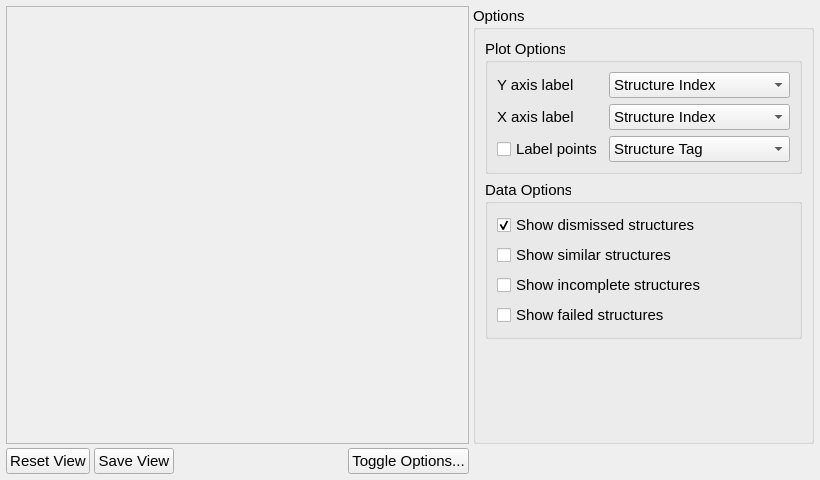
Old version of the form src/xtalopt/gui/tab_plot.ui in the repository xtalopt/XtalOpt.
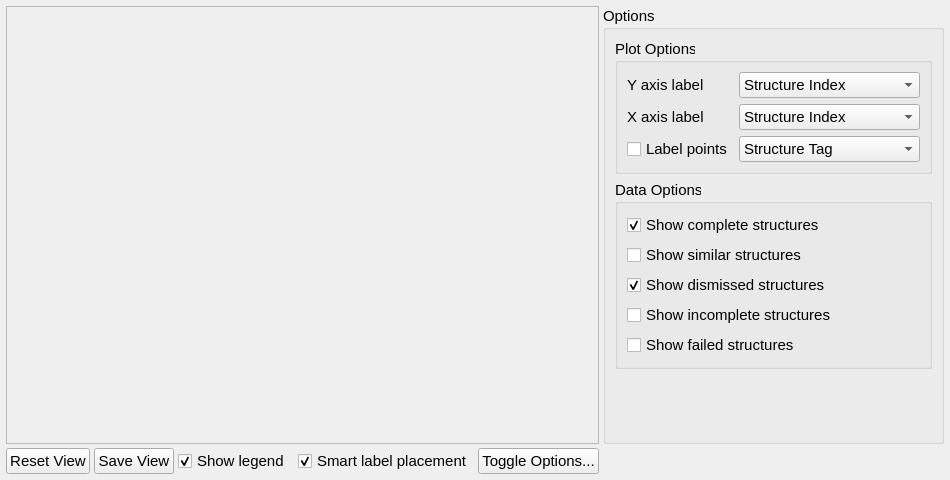
New version of the form. Custom widgets are drawn as their Qt base class.

Diff of the .ui file:
```diff
--- a/src/xtalopt/gui/tab_plot.ui
+++ b/src/xtalopt/gui/tab_plot.ui
@@ -25,20 +25,24 @@
    <property name="spacing">
     <number>4</number>
    </property>
-   <item row="1" column="2">
-    <spacer name="horizontalSpacer_3">
-     <property name="orientation">
-      <enum>Qt::Horizontal</enum>
-     </property>
-     <property name="sizeHint" stdset="0">
-      <size>
-       <width>20</width>
-       <height>24</height>
-      </size>
-     </property>
-    </spacer>
-   </item>
-   <item row="1" column="1">
+   <item row="1" column="0" colspan="4">
+    <layout class="QHBoxLayout" name="bottomLayout">
+     <item>
+      <widget class="QPushButton" name="push_refresh">
+       <property name="font">
+        <font>
+         <pointsize>11</pointsize>
+        </font>
+       </property>
+       <property name="focusPolicy">
+        <enum>Qt::StrongFocus</enum>
+       </property>
+       <property name="text">
+        <string>Reset View</string>
+       </property>
+      </widget>
+     </item>
+     <item>
     <widget class="QPushButton" name="push_savePlot">
      <property name="font">
       <font>
@@ -53,7 +57,79 @@
      </property>
     </widget>
    </item>
-   <item row="1" column="3">
+     <item>
+      <spacer name="horizontalSpacer">
+       <property name="orientation">
+        <enum>Qt::Horizontal</enum>
+       </property>
+       <property name="sizeHint" stdset="0">
+        <size>
+         <width>0</width>
+         <height>20</height>
+        </size>
+       </property>
+      </spacer>
+     </item>
+     <item>
+      <widget class="QCheckBox" name="cb_showLegend">
+       <property name="font">
+        <font>
+         <pointsize>11</pointsize>
+        </font>
+       </property>
+       <property name="text">
+        <string>Show legend</string>
+       </property>
+       <property name="checked">
+        <bool>true</bool>
+       </property>
+     </widget>
+     </item>
+     <item>
+      <spacer name="legendLabelSpacer">
+       <property name="orientation">
+        <enum>Qt::Horizontal</enum>
+       </property>
+       <property name="sizeType">
+        <enum>QSizePolicy::Fixed</enum>
+       </property>
+       <property name="sizeHint" stdset="0">
+        <size>
+         <width>4</width>
+         <height>20</height>
+        </size>
+       </property>
+      </spacer>
+     </item>
+     <item>
+      <widget class="QCheckBox" name="cb_smartLabelPlacement">
+       <property name="font">
+        <font>
+         <pointsize>11</pointsize>
+        </font>
+       </property>
+       <property name="text">
+        <string>Smart label placement</string>
+       </property>
+       <property name="checked">
+        <bool>true</bool>
+       </property>
+      </widget>
+     </item>
+     <item>
+      <spacer name="horizontalSpacer_2">
+       <property name="orientation">
+        <enum>Qt::Horizontal</enum>
+       </property>
+       <property name="sizeHint" stdset="0">
+        <size>
+         <width>0</width>
+         <height>20</height>
+        </size>
+       </property>
+      </spacer>
+     </item>
+     <item>
     <widget class="QPushButton" name="pushButton">
      <property name="font">
       <font>
@@ -74,6 +150,8 @@
      </property>
     </widget>
    </item>
+    </layout>
+   </item>
    <item row="0" column="4">
     <widget class="QGroupBox" name="groupBox">
      <property name="font">
@@ -420,7 +498,7 @@
         </property>
         <layout class="QGridLayout" name="gridLayout_4">
          <item row="0" column="0">
-          <widget class="QCheckBox" name="cb_showDismissed">
+          <widget class="QCheckBox" name="cb_showComplete">
            <property name="font">
             <font>
              <pointsize>11</pointsize>
@@ -430,7 +508,7 @@
             <enum>Qt::StrongFocus</enum>
            </property>
            <property name="text">
-            <string>Show dismissed structures</string>
+            <string>Show complete structures</string>
            </property>
            <property name="checked">
             <bool>true</bool>
@@ -453,6 +531,24 @@
           </widget>
          </item>
          <item row="2" column="0">
+          <widget class="QCheckBox" name="cb_showDismissed">
+           <property name="font">
+            <font>
+             <pointsize>11</pointsize>
+            </font>
+           </property>
+           <property name="focusPolicy">
+            <enum>Qt::StrongFocus</enum>
+           </property>
+           <property name="text">
+            <string>Show dismissed structures</string>
+           </property>
+           <property name="checked">
+            <bool>true</bool>
+           </property>
+          </widget>
+         </item>
+         <item row="3" column="0">
           <widget class="QCheckBox" name="cb_showIncompletes">
            <property name="font">
             <font>
@@ -467,7 +563,7 @@
            </property>
           </widget>
          </item>
-         <item row="3" column="0">
+         <item row="4" column="0">
           <widget class="QCheckBox" name="cb_showFailures">
            <property name="font">
             <font>
@@ -501,21 +597,6 @@
      </layout>
     </widget>
    </item>
-   <item row="1" column="0">
-    <widget class="QPushButton" name="push_refresh">
-     <property name="font">
-      <font>
-       <pointsize>11</pointsize>
-      </font>
-     </property>
-     <property name="focusPolicy">
-      <enum>Qt::StrongFocus</enum>
-     </property>
-     <property name="text">
-      <string>Reset View</string>
-     </property>
-    </widget>
-   </item>
    <item row="0" column="0" colspan="4">
     <widget class="XtalOpt::XtalOptPlot" name="plot">
      <property name="frameShape">
```
Left out of the diff: 5 changed lines with no effect on the pictures. Lines whose indentation alone changed are shown as unchanged.
